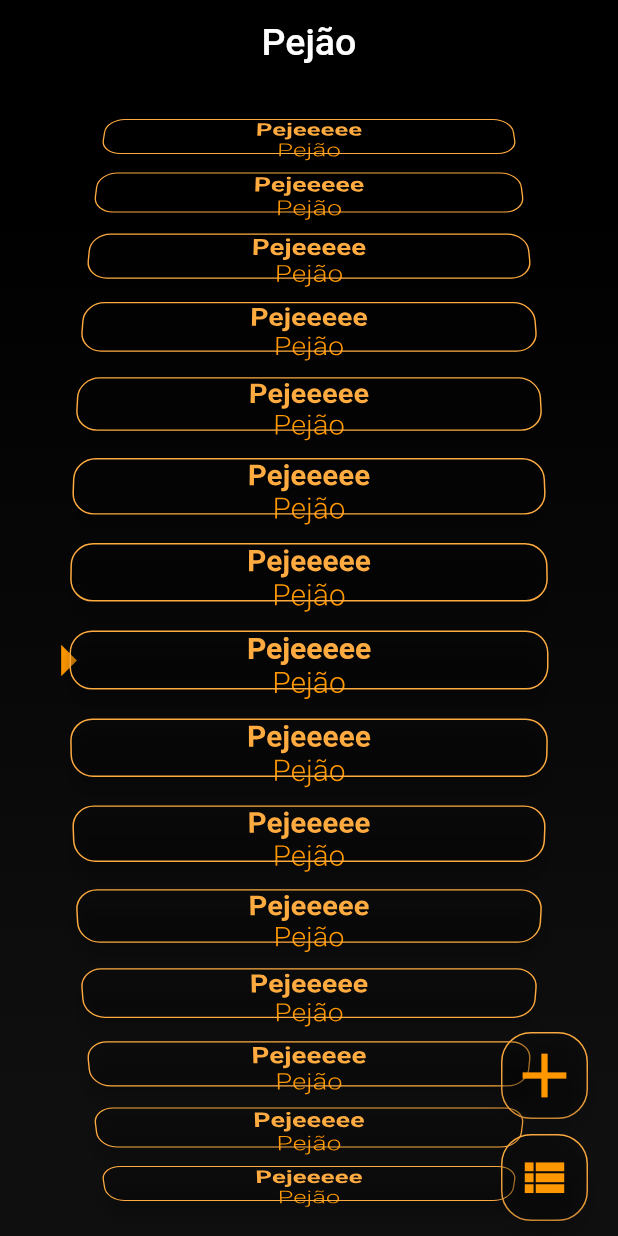
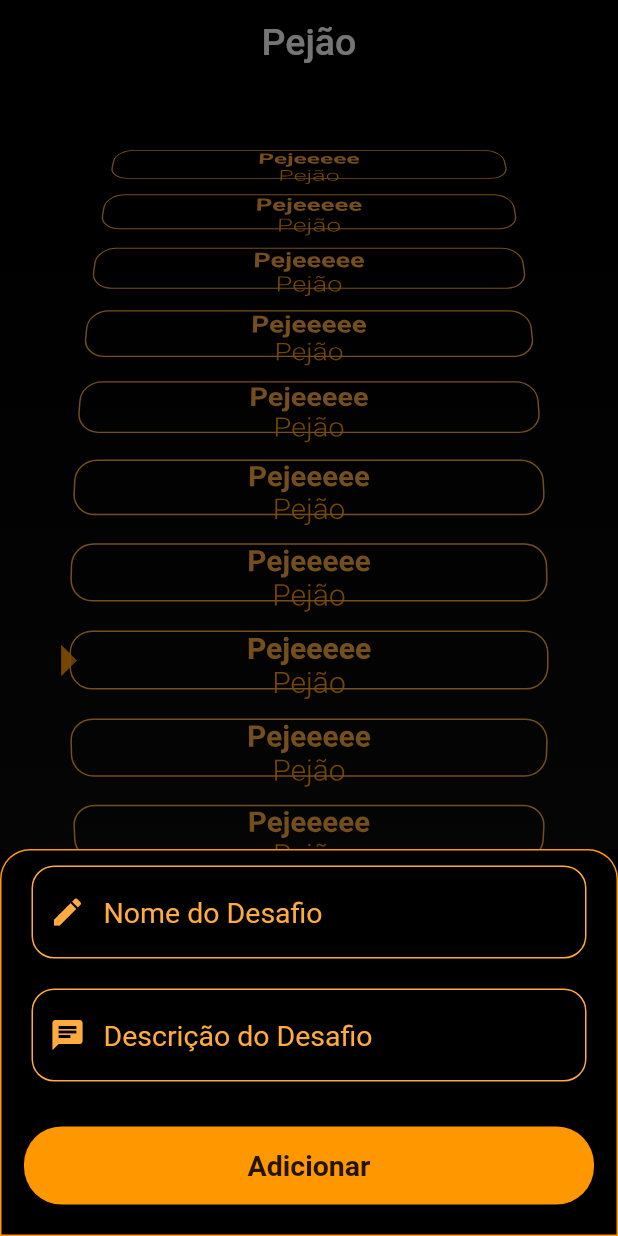
Before and after one commit to Joe02/Whell_of_-mis-fortune, a Flutter app: the screen it shows after launch, after a tap on the "add" icon, on a phone screen of 412 x 824 dp. Run offline on Flutter 3.47's test engine with Material 2 defaults, Android fonts, the phone set to English and light mode, and no system bars; our stand-ins replace shared_preferences.

Commit message:
Checkpoint for future activities.

```diff
--- a/lib/main.dart
+++ b/lib/main.dart
@@ -1,4 +1,5 @@
 import 'package:flutter/material.dart';
+import 'package:flutter/widgets.dart';
 import 'package:my_wheel_of_fortune/utils/models/game_action.dart';
 import 'package:my_wheel_of_fortune/utils/widgets/actions_list.dart';
 import 'package:shared_preferences/shared_preferences.dart';
@@ -30,9 +31,8 @@ class MyHomePageState extends State<MyHomePage> {
   final _prefs = SharedPreferences.getInstance();
   var prefs;
 
-
   @override
-  void initState()  {
+  void initState() {
     super.initState();
   }
 
@@ -41,15 +41,12 @@ class MyHomePageState extends State<MyHomePage> {
     return Scaffold(
         appBar: buildAppBar(),
         backgroundColor: Colors.black54,
-        body: buildHomePageBackground(
-            Stack(
+        body: buildHomePageBackground(Stack(
           children: <Widget>[
             buildActionsListWheel(),
             buildActions(),
           ],
-            )
-        )
-    );
+        )));
   }
 
   buildAppBar() {
@@ -57,7 +54,10 @@ class MyHomePageState extends State<MyHomePage> {
       backgroundColor: Colors.black,
       elevation: 1,
       centerTitle: true,
-      title: Text(listName, style: TextStyle(fontSize: 25),),
+      title: Text(
+        listName,
+        style: TextStyle(fontSize: 25),
+      ),
     );
   }
 
@@ -71,10 +71,11 @@ class MyHomePageState extends State<MyHomePage> {
           colors: [
             Colors.black,
             Colors.black87,
-                ]
-            )
+          ],
         ),
-        child: child);
+      ),
+      child: child,
+    );
   }
 
   buildActionsListWheel() {
@@ -82,8 +83,8 @@ class MyHomePageState extends State<MyHomePage> {
     List<GameAction> finalActionsList = [];
 
     for (index = 0; index < actionsList.length; index++) {
-      finalActionsList.add(
-          GameAction(actionsList[index], actionsDescriptionList[index]));
+      finalActionsList
+          .add(GameAction(actionsList[index], actionsDescriptionList[index]));
     }
 
     return ActionsList(finalActionsList);
@@ -148,6 +149,7 @@ class MyHomePageState extends State<MyHomePage> {
   }
 
   addGameActionToList() {
+    displayBottomSheetModal();
     var verification = false;
     var count = 0;
 //    while (verification != true) {
@@ -177,4 +179,83 @@ class MyHomePageState extends State<MyHomePage> {
       actionsDescriptionList.add("Pejão");
     });
   }
+
+  displayBottomSheetModal() {
+    showModalBottomSheet(
+      backgroundColor: Colors.black,
+      context: context,
+      builder: (context) => Container(
+        padding:
+            EdgeInsets.only(bottom: MediaQuery.of(context).viewInsets.bottom),
+        decoration: new BoxDecoration(
+            color: Colors.black,
+            border: Border.all(
+                color: Colors.orange, width: 1.0, style: BorderStyle.solid),
+            borderRadius: new BorderRadius.only(
+                topLeft: const Radius.circular(20.0),
+                topRight: const Radius.circular(20.0))),
+        child: ListView(
+          shrinkWrap: true,
+          children: <Widget>[
+            Theme(
+              data: ThemeData(primaryColor: Colors.orangeAccent),
+              child: Padding(
+                padding:
+                    const EdgeInsets.symmetric(horizontal: 20.0, vertical: 10),
+                child: TextFormField(
+                  decoration: InputDecoration(
+                      enabledBorder: OutlineInputBorder(
+                          borderRadius: BorderRadius.all(Radius.circular(15)),
+                          borderSide: BorderSide(color: Colors.orangeAccent)),
+                      prefixIcon: Icon(
+                        Icons.mode_edit,
+                        color: Colors.orangeAccent,
+                      ),
+                      hintText: "Nome do Desafio",
+                      hintStyle:
+                          TextStyle(color: Colors.orangeAccent, fontSize: 19)),
+                ),
+              ),
+            ),
+            Theme(
+              data: ThemeData(primaryColor: Colors.orangeAccent),
+              child: Padding(
+                padding:
+                    const EdgeInsets.symmetric(horizontal: 20.0, vertical: 10),
+                child: TextFormField(
+                  decoration: InputDecoration(
+                      enabledBorder: OutlineInputBorder(
+                          borderRadius: BorderRadius.all(Radius.circular(15)),
+                          borderSide: BorderSide(color: Colors.orangeAccent)),
+                      prefixIcon: Icon(
+                        Icons.chat,
+                        color: Colors.orangeAccent,
+                      ),
+                      hintText: "Descrição do Desafio",
+                      hintStyle:
+                          TextStyle(color: Colors.orangeAccent, fontSize: 19)),
+                ),
+              ),
+            ),
+            Padding(
+              padding: const EdgeInsets.symmetric(horizontal: 15, vertical: 20),
+              child: RaisedButton(
+                shape: RoundedRectangleBorder(
+                    borderRadius: BorderRadius.circular(25)),
+                color: Colors.orange,
+                child: Padding(
+                  padding: const EdgeInsets.all(15),
+                  child: Text(
+                    "Adicionar",
+                    style: TextStyle(fontSize: 19, fontWeight: FontWeight.bold),
+                  ),
+                ),
+                onPressed: () {},
+              ),
+            )
+          ],
+        ),
+      ),
+    );
   }
+}
--- a/lib/utils/widgets/actions_list.dart
+++ b/lib/utils/widgets/actions_list.dart
@@ -1,17 +1,21 @@
 import 'package:flutter/cupertino.dart';
 import 'package:flutter/material.dart';
 import 'package:my_wheel_of_fortune/utils/models/game_action.dart';
+import 'dart:math' as math;
 
 class ActionsList extends StatelessWidget {
   final List<GameAction> actionsList;
 
   ActionsList(this.actionsList);
 
+  final _listWheelController = ScrollController();
+
   @override
   Widget build(BuildContext context) {
     return actionsList.isNotEmpty
         ? Stack(
-          children: <Widget>[Align(
+            children: <Widget>[
+              Align(
                 alignment: Alignment.centerLeft,
                 child: Padding(
                   padding: const EdgeInsets.only(left: 20.0),
@@ -26,16 +30,17 @@ class ActionsList extends StatelessWidget {
                 padding: EdgeInsets.symmetric(
                     horizontal: MediaQuery.of(context).size.width / 12),
                 child: new ListWheelScrollView.useDelegate(
-                  diameterRatio: 4,
-                  itemExtent: MediaQuery.of(context).size.width / 6.5,
-                  squeeze: 1.09,
+                  controller: _listWheelController,
+                  diameterRatio: 3,
+                  itemExtent: MediaQuery.of(context).orientation == Orientation.landscape ? MediaQuery.of(context).size.width / 8.5 : MediaQuery.of(context).size.width / 6.5,
+                  squeeze: MediaQuery.of(context).orientation == Orientation.landscape ? 1.05 : 1.10,
                   childDelegate: ListWheelChildLoopingListDelegate(
                     children: List<Widget>.generate(
                       actionsList.length,
                       (index) => Padding(
                         padding: const EdgeInsets.all(8.0),
                         child: Card(
-                          elevation: 5,
+                          elevation: 0,
                           color: Colors.black12,
                           shape: RoundedRectangleBorder(
                               borderRadius: BorderRadius.circular(15),
@@ -56,8 +61,8 @@ class ActionsList extends StatelessWidget {
                                   ),
                                 ),
                                 Padding(
-                                  padding:
-                                      const EdgeInsets.symmetric(horizontal: 18.0),
+                                  padding: const EdgeInsets.symmetric(
+                                      horizontal: 18.0),
                                   child: Text(
                                     actionsList[index].actionDescription,
                                     style: TextStyle(
@@ -73,6 +78,32 @@ class ActionsList extends StatelessWidget {
                             ),
                           ),
                         ),
+                      ),
+                    ),
+                  ),
+                ),
+              ),
+              Align(
+                alignment: Alignment.bottomRight,
+                child: Padding(
+                  padding: const EdgeInsets.only(right: 20.0, bottom: 147.5),
+                  child: Container(
+                    decoration: BoxDecoration(
+                      color: Colors.black12,
+                      border: Border.all(
+                        color: Colors.orangeAccent,
+                      ),
+                      borderRadius: BorderRadius.circular(20),
+                    ),
+                    child: FloatingActionButton(
+                      backgroundColor: Colors.black12,
+                      onPressed: () {
+                        randomAction();
+                      },
+                      child: Icon(
+                        Icons.help_outline,
+                        color: Colors.orange,
+                        size: 40,
                       ),
                     ),
                   ),
@@ -100,4 +131,9 @@ class ActionsList extends StatelessWidget {
             ),
           );
   }
+
+  randomAction() {
+    _listWheelController.animateTo(math.Random().nextDouble(),
+        duration: Duration(seconds: 4), curve: Curves.decelerate);
   }
+}
```
Lines whose indentation alone changed are shown as unchanged.
